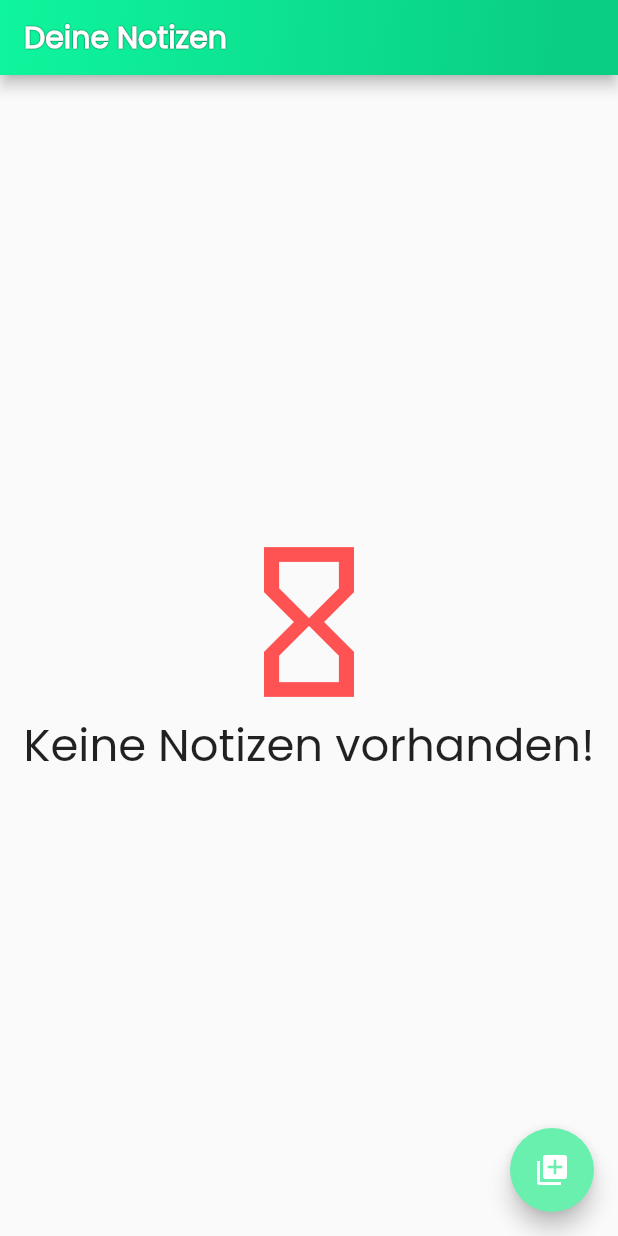
After one commit to JailBreakerTV/notes-app, a Flutter app: the screen it shows after launch, on a phone screen of 412 x 824 dp. The commit adds this screen. Run offline on Flutter 3.47's test engine with Material 2 defaults, Android fonts, the phone set to English and light mode, and no system bars; our stand-ins replace flutter_datetime_picker, sqflite; accounts and stored records are empty.

Commit message:
fix: refresh bug on create and update a note (using ChangeNotifier)

```diff
--- /dev/null
+++ b/lib/utils/noteListPage.dart
@@ -0,0 +1,63 @@
+import 'package:Notes/utils/noteListViewModel.dart';
+import 'package:Notes/widgets/note-widget.dart';
+import 'package:flutter/cupertino.dart';
+import 'package:flutter/material.dart';
+import 'package:provider/provider.dart';
+
+import '../note.dart';
+
+class NoteListPage extends StatefulWidget {
+  final NoteListViewModel viewModel;
+
+  NoteListPage(this.viewModel);
+
+  @override
+  _NoteListPageState createState() => _NoteListPageState();
+}
+
+class _NoteListPageState extends State<NoteListPage> {
+  @override
+  void initState() {
+    super.initState();
+    Provider.of<NoteListViewModel>(context, listen: false).loadAllNotes();
+  }
+
+  @override
+  Widget build(BuildContext context) {
+    if (super.widget.viewModel.notes == null) {
+      return Align(
+        child: CircularProgressIndicator(),
+      );
+    } else if (super.widget.viewModel.notes.isEmpty) {
+      return Column(
+        mainAxisAlignment: MainAxisAlignment.center,
+        crossAxisAlignment: CrossAxisAlignment.center,
+        children: <Widget>[
+          Icon(
+            Icons.hourglass_empty,
+            color: Colors.redAccent,
+            size: 120,
+          ),
+          Text(
+            "Keine Notizen vorhanden!",
+            textAlign: TextAlign.center,
+            style: TextStyle(
+              fontFamily: 'Poppins',
+              fontSize: 30,
+            ),
+          ),
+        ],
+      );
+    } else {
+      return ListView(
+        children:
+            _loadWidgets(super.widget.viewModel, super.widget.viewModel.notes),
+      );
+    }
+  }
+
+  List<Widget> _loadWidgets(NoteListViewModel viewModel, List<Note> notes) {
+    notes.sort((first, second) => first.expireAt.compareTo(second.expireAt));
+    return notes.map((note) => NoteWidget(note, viewModel)).toList();
+  }
+}
--- a/lib/widgets/note-appbar.dart
+++ b/lib/widgets/note-appbar.dart
@@ -31,11 +31,14 @@ class NoteAppBar extends StatelessWidget with PreferredSizeWidget {
       title: Text(
         this.title,
         style: TextStyle(
-            fontFamily: 'Poppins',
-            fontSize: 20,
-            color: Colors.white,
-            fontWeight: FontWeight.bold,
-            shadows: [Shadow(color: Colors.black, blurRadius: 0.5)]),
+          fontFamily: 'Poppins',
+          fontSize: 20,
+          color: Colors.white,
+          fontWeight: FontWeight.bold,
+          shadows: [
+            Shadow(color: Colors.black, blurRadius: 0.5),
+          ],
+        ),
       ),
     );
   }
--- a/pubspec.yaml
+++ b/pubspec.yaml
@@ -22,6 +22,7 @@ dependencies:
   path:
   flutter_datetime_picker:
   flutter_iconpicker:
+  provider:
   flutter:
     sdk: flutter
 
```
Also changed, not shown: lib/main.dart (+15 -46 lines), lib/routes/note-create-route.dart (+8 -4 lines), lib/routes/note-view-route.dart (+12 -9 lines), lib/utils/noteListViewModel.dart (added, +27 -0 lines), lib/widgets/note-widget.dart (+7 -2 lines).
